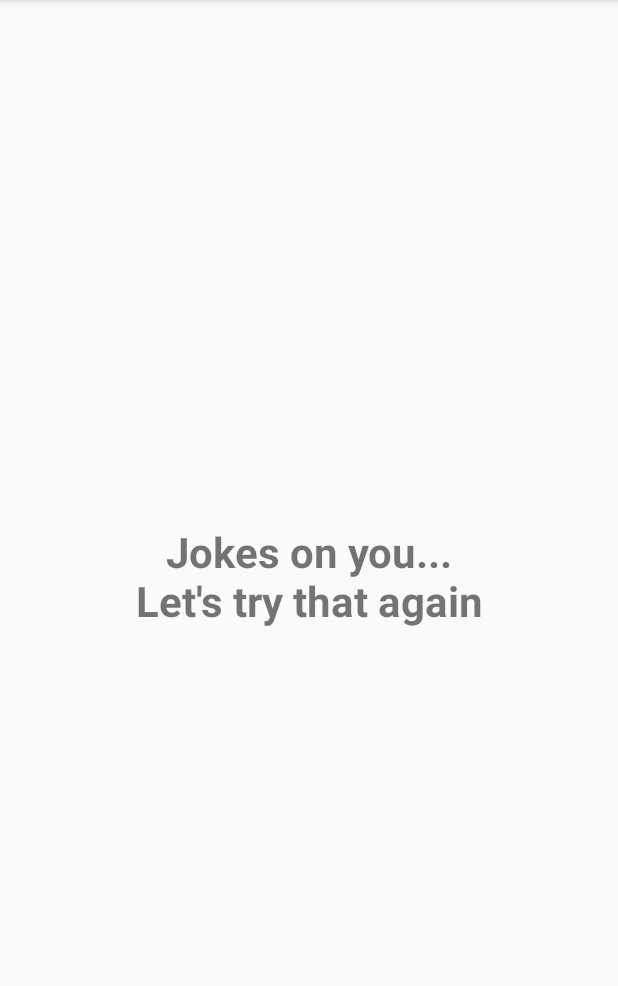
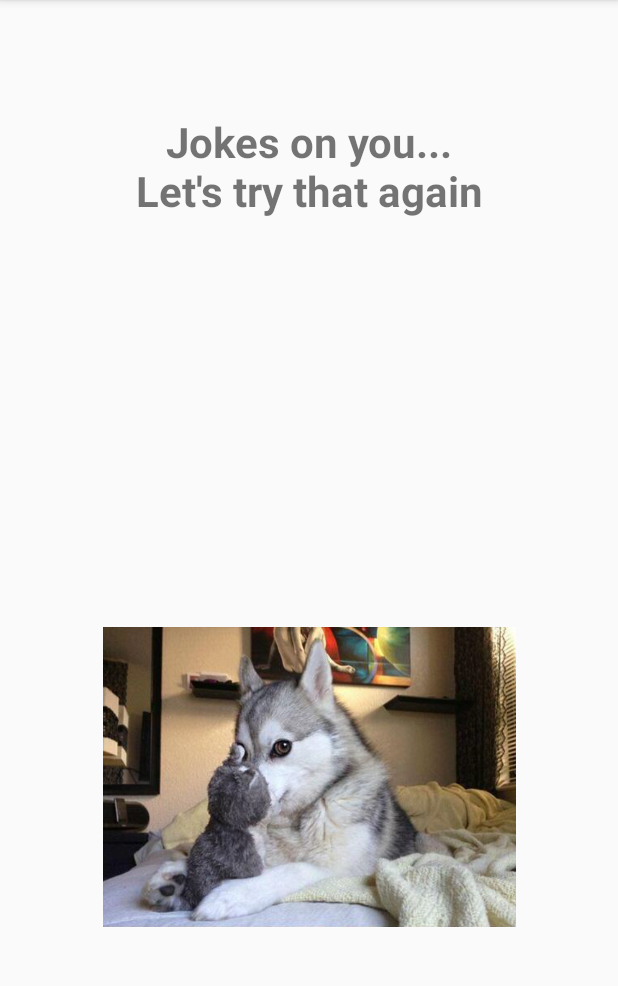
Before and after one commit to TheBaileyBrew/DadsGotJokes, an Android app: the JokeDisplayActivity screen opened directly, with no data from a screen before it, on a phone screen of 412 x 824 dp, the part 84-1070 px from its top. Run offline under Robolectric (Android 15) with nearby library versions, the phone set to English and light mode, and no system bars.

```diff
--- a/app/src/main/java/com/udacity/gradle/builditbigger/EndpointsAsyncTask.java
+++ b/app/src/main/java/com/udacity/gradle/builditbigger/EndpointsAsyncTask.java
@@ -18,12 +18,15 @@ import java.io.IOException;
 import java.util.ArrayList;
 import java.util.List;
 
+import static com.udacity.gradle.builditbigger.MainActivityFragment.hideProgressBar;
+
 
 public class EndpointsAsyncTask extends AsyncTask<Context, Void, String> {
     private final static String TAG = EndpointsAsyncTask.class.getSimpleName();
 
     private static MyApi myApiService = null;
     private Context context;
+    private MainActivityFragment mainActivityFragment;
 
     @Override
     protected String doInBackground(Context... params) {
@@ -65,7 +68,9 @@ public class EndpointsAsyncTask extends AsyncTask<Context, Void, String> {
         Log.e(TAG, "onPostExecute: jokeA: " + jokeA );
         openActivity.putExtra(ConstantTerror.JOKE_KEY, jokeQ);
         openActivity.putExtra(ConstantTerror.ANSWER_KEY, jokeA);
+
         context.startActivity(openActivity);
+        hideProgressBar();
 
     }
 }
--- a/jokefactorydisplay/src/main/java/com/udacity/gradle/builditbigger/JokeDisplayActivity.java
+++ b/jokefactorydisplay/src/main/java/com/udacity/gradle/builditbigger/JokeDisplayActivity.java
@@ -4,6 +4,7 @@ import android.content.Intent;
 import android.os.Bundle;
 import android.os.Handler;
 import android.util.Log;
+import android.widget.ImageView;
 import android.widget.TextView;
 
 import androidx.appcompat.app.AppCompatActivity;
@@ -17,6 +18,7 @@ public class JokeDisplayActivity extends AppCompatActivity {
         setContentView(R.layout.activity_joke_display);
         TextView jokeTextView = findViewById(R.id.display_joke);
         final TextView jokeAnswerView = findViewById(R.id.display_answer);
+        final ImageView jokeImageView = findViewById(R.id.joke_dog_image);
 
         //Get joke intent
         Intent intent = getIntent();
@@ -32,9 +34,10 @@ public class JokeDisplayActivity extends AppCompatActivity {
                 @Override
                 public void run() {
                     jokeAnswerView.setText(answerTold);
+                    jokeImageView.setImageDrawable(getDrawable(R.drawable.laughing_dog_joke_face));
                 }
             };
-            handler.postDelayed(delayAnswer, 1000);
+            handler.postDelayed(delayAnswer, 5000);
 
         } else {
             jokeTextView.setText("Jokes on you... Let's try that again");
--- a/jokefactorydisplay/src/main/res/layout/activity_joke_display.xml
+++ b/jokefactorydisplay/src/main/res/layout/activity_joke_display.xml
@@ -11,20 +11,22 @@
         android:layout_width="300dp"
         android:layout_height="wrap_content"
         android:gravity="center_horizontal"
+        android:layout_marginTop="50dp"
         app:layout_constraintStart_toStartOf="parent"
         app:layout_constraintEnd_toEndOf="parent"
         app:layout_constraintTop_toTopOf="parent"
-        app:layout_constraintBottom_toBottomOf="parent"
         tools:text="This is a joke"
         android:textSize="28sp"
         android:textStyle="bold"
-        android:padding="30dp"/>
+        android:padding="25dp"/>
 
     <TextView
         android:id="@+id/display_answer"
         android:layout_width="wrap_content"
         android:layout_height="wrap_content"
-        android:layout_marginTop="20dp"
+        android:layout_marginTop="10dp"
+        android:paddingEnd="12dp"
+        android:paddingStart="12dp"
         app:layout_constraintTop_toBottomOf="@id/display_joke"
         app:layout_constraintStart_toStartOf="parent"
         app:layout_constraintEnd_toEndOf="parent"
@@ -32,4 +34,15 @@
         android:textStyle="italic"
         tools:text="This is an answer"/>
 
+    <ImageView
+        android:id="@+id/joke_dog_image"
+        android:layout_width="275dp"
+        android:layout_height="200dp"
+        android:layout_marginBottom="150dp"
+        app:layout_constraintBottom_toBottomOf="parent"
+        app:layout_constraintStart_toStartOf="parent"
+        app:layout_constraintEnd_toEndOf="parent"
+        android:scaleType="centerCrop"
+        android:src="@drawable/laughing_dog_joke_face_before"/>
+
 </androidx.constraintlayout.widget.ConstraintLayout>
```
Also changed, not shown: app/build.gradle (+17 -5 lines), app/src/main/java/com/udacity/gradle/builditbigger/MainActivity.java (+21 -1 lines), app/src/main/java/com/udacity/gradle/builditbigger/MainActivityFragment.java (+19 -0 lines), app/src/main/res/layout/fragment_main.xml (+13 -0 lines), joketeller/src/main/java/com/udacity/gradle/builditbigger/JokeTeller.java (+8 -0 lines), jokefactorydisplay/src/main/res/drawable/laughing_dog_joke_face.png (added), jokefactorydisplay/src/main/res/drawable/laughing_dog_joke_face_before.png (added), 5 other files.
